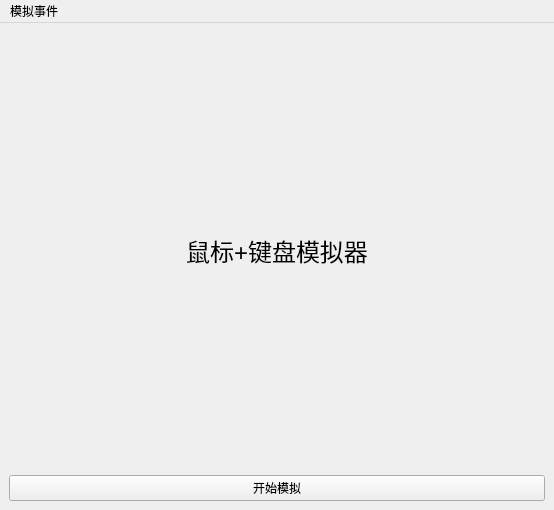
spjiang/test_mouse_event, file mainwindow.ui: the form before one commit.
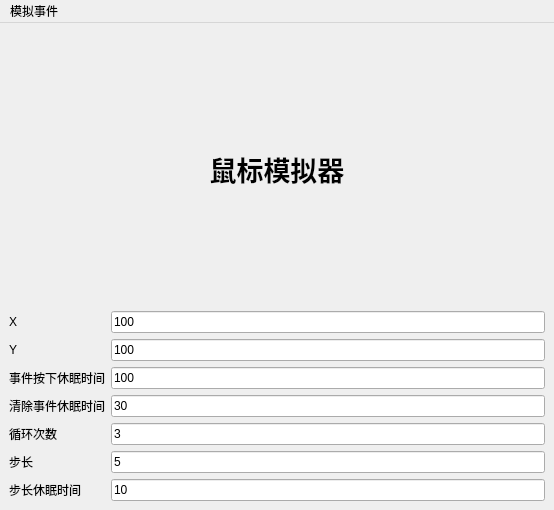
The form after the commit.

What changed in the file:
```diff
--- a/mainwindow.ui
+++ b/mainwindow.ui
@@ -16,26 +16,126 @@
   <widget class="QWidget" name="centralWidget">
    <layout class="QVBoxLayout" name="verticalLayout_2">
     <item>
-     <widget class="QLabel" name="label">
-      <property name="font">
-       <font>
-        <pointsize>18</pointsize>
-       </font>
-      </property>
-      <property name="text">
-       <string>鼠标+键盘模拟器</string>
-      </property>
-      <property name="alignment">
-       <set>Qt::AlignCenter</set>
-      </property>
-     </widget>
+     <layout class="QVBoxLayout" name="verticalLayout">
+      <item>
+       <widget class="QLabel" name="label_3">
+        <property name="font">
+         <font>
+          <pointsize>20</pointsize>
+          <bold>true</bold>
+         </font>
+        </property>
+        <property name="text">
+         <string>鼠标模拟器</string>
+        </property>
+        <property name="alignment">
+         <set>Qt::AlignCenter</set>
+        </property>
+       </widget>
+      </item>
+     </layout>
     </item>
     <item>
-     <widget class="QPushButton" name="startTest">
-      <property name="text">
-       <string>开始模拟</string>
-      </property>
-     </widget>
+     <layout class="QGridLayout" name="gridLayout">
+      <item row="6" column="1">
+       <widget class="QLabel" name="label_6">
+        <property name="text">
+         <string>步长休眠时间</string>
+        </property>
+       </widget>
+      </item>
+      <item row="2" column="2">
+       <widget class="QLineEdit" name="event_down_sleep_time">
+        <property name="text">
+         <string>100</string>
+        </property>
+       </widget>
+      </item>
+      <item row="0" column="2">
+       <widget class="QLineEdit" name="target_move_x">
+        <property name="text">
+         <string>100</string>
+        </property>
+       </widget>
+      </item>
+      <item row="4" column="2">
+       <widget class="QLineEdit" name="for_cnt">
+        <property name="text">
+         <string>3</string>
+        </property>
+       </widget>
+      </item>
+      <item row="5" column="1">
+       <widget class="QLabel" name="label_5">
+        <property name="text">
+         <string>步长</string>
+        </property>
+       </widget>
+      </item>
+      <item row="2" column="1">
+       <widget class="QLabel" name="label_7">
+        <property name="text">
+         <string>事件按下休眠时间</string>
+        </property>
+       </widget>
+      </item>
+      <item row="1" column="2">
+       <widget class="QLineEdit" name="target_move_y">
+        <property name="text">
+         <string>100</string>
+        </property>
+       </widget>
+      </item>
+      <item row="1" column="1">
+       <widget class="QLabel" name="label_2">
+        <property name="text">
+         <string>Y</string>
+        </property>
+       </widget>
+      </item>
+      <item row="0" column="1">
+       <widget class="QLabel" name="label">
+        <property name="text">
+         <string>X</string>
+        </property>
+       </widget>
+      </item>
+      <item row="5" column="2">
+       <widget class="QLineEdit" name="stride">
+        <property name="text">
+         <string>5</string>
+        </property>
+       </widget>
+      </item>
+      <item row="4" column="1">
+       <widget class="QLabel" name="label_4">
+        <property name="text">
+         <string>循环次数</string>
+        </property>
+       </widget>
+      </item>
+      <item row="6" column="2">
+       <widget class="QLineEdit" name="stride_delay">
+        <property name="text">
+         <string>10</string>
+        </property>
+       </widget>
+      </item>
+      <item row="3" column="1">
+       <widget class="QLabel" name="label_8">
+        <property name="text">
+         <string>清除事件休眠时间</string>
+        </property>
+       </widget>
+      </item>
+      <item row="3" column="2">
+       <widget class="QLineEdit" name="clear_event_sleep_time">
+        <property name="text">
+         <string>30</string>
+        </property>
+       </widget>
+      </item>
+     </layout>
     </item>
    </layout>
   </widget>
```
Left out of the diff: 27 changed lines with no effect on the pictures.
